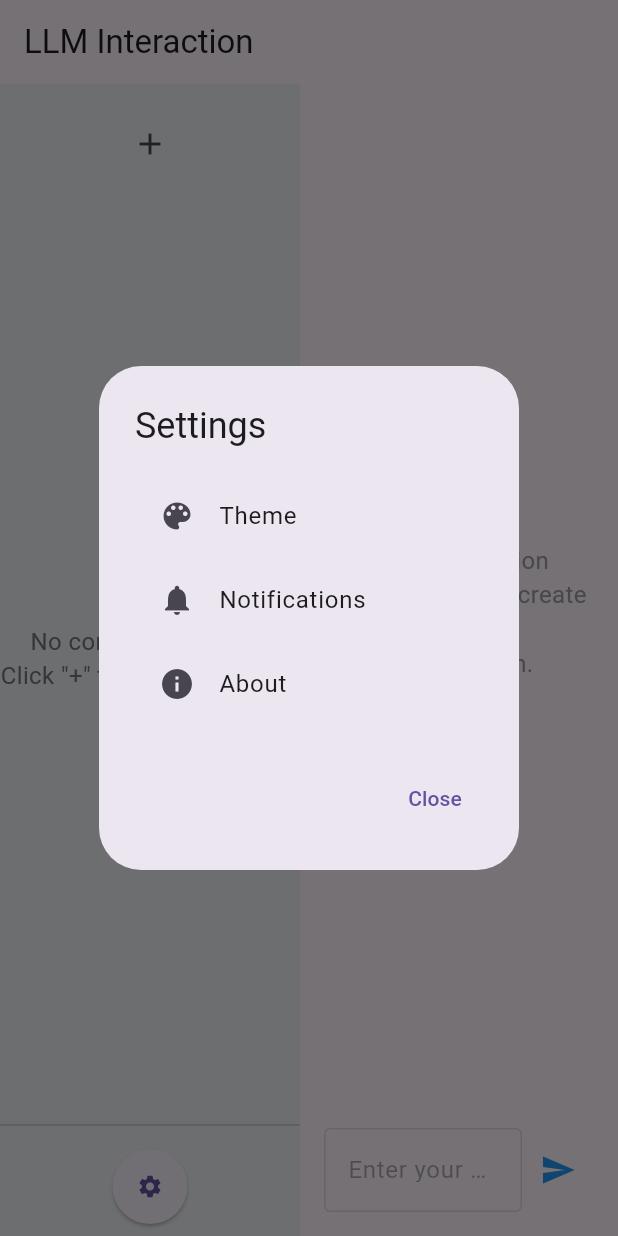
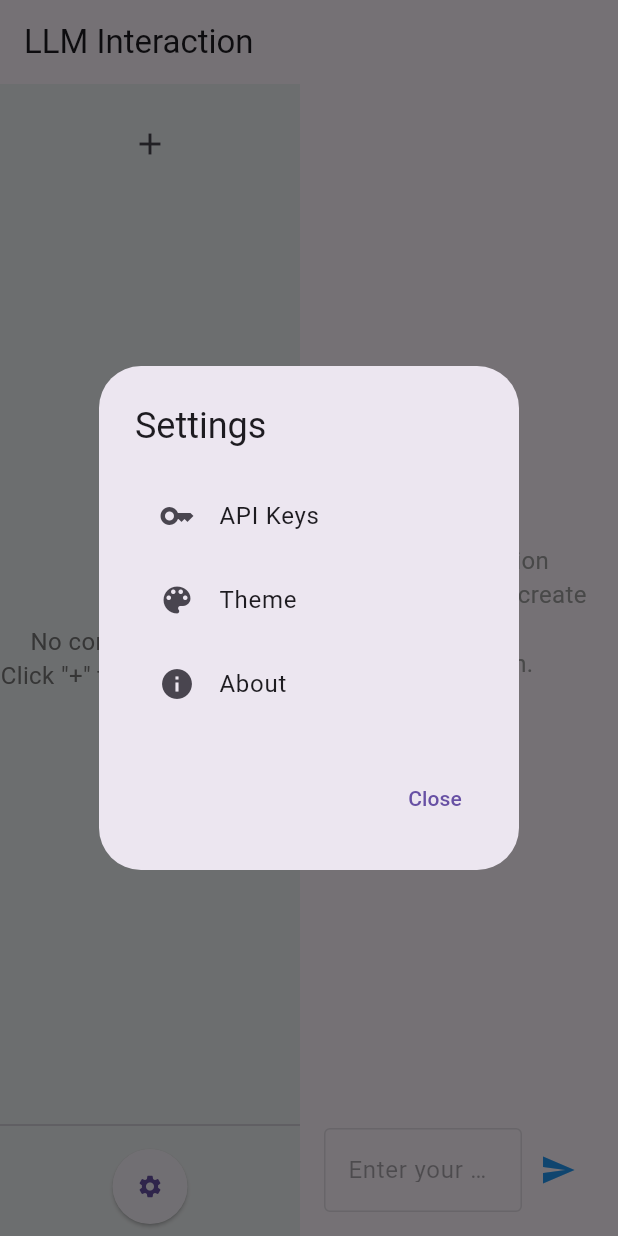
Before and after one commit to thenry42/Promptly, a Flutter app: the screen it shows after launch, after a tap on the "settings" icon, on a phone screen of 412 x 824 dp. Run offline on Flutter 3.47's test engine with Material 3 defaults, Android fonts, the phone set to English and light mode, and no system bars; missing offline and left inert: ollama_dart.

Commit message:
API keys settings

```diff
--- a/promptly_app/lib/screens/conversation_panel.dart
+++ b/promptly_app/lib/screens/conversation_panel.dart
@@ -1,6 +1,7 @@
 import 'package:flutter/material.dart';
 import '../models/conversation.dart';
 import '../widgets/conversation_list_tile.dart';
+import '../widgets/settingsWidget.dart'; // Import the settings dialog
 
 class ConversationPanel extends StatelessWidget {
   final List<Conversation> conversations;
@@ -61,7 +62,7 @@ class ConversationPanel extends StatelessWidget {
             padding: const EdgeInsets.all(8.0),
             child: ElevatedButton(
               onPressed: () {
-                _showSettingsDialog(context);
+                SettingsDialog.show(context); // Call the static method
               },
               style: ElevatedButton.styleFrom(
                 shape: const CircleBorder(),
@@ -74,40 +75,4 @@ class ConversationPanel extends StatelessWidget {
       ),
     );
   }
-
-  void _showSettingsDialog(BuildContext context) {
-    showDialog(
-      context: context,
-      builder: (BuildContext context) {
-        return AlertDialog(
-          title: const Text('Settings'),
-          content: const SingleChildScrollView(
-            child: Column(
-              mainAxisSize: MainAxisSize.min,
-              children: [
-                ListTile(
-                  leading: Icon(Icons.color_lens),
-                  title: Text('Theme'),
-                ),
-                ListTile(
-                  leading: Icon(Icons.notifications),
-                  title: Text('Notifications'),
-                ),
-                ListTile(
-                  leading: Icon(Icons.info),
-                  title: Text('About'),
-                ),
-              ],
-            ),
-          ),
-          actions: [
-            TextButton(
-              onPressed: () => Navigator.of(context).pop(),
-              child: const Text('Close'),
-            ),
-          ],
-        );
-      },
-    );
-  }
 }
--- /dev/null
+++ b/promptly_app/lib/widgets/settingsWidget.dart
@@ -0,0 +1,113 @@
+import 'package:flutter/material.dart';
+
+class SettingsDialog {
+  /// Temporary storage for session-specific API keys.
+  static String openAiKey = '';
+  static String claudeKey = '';
+
+  /// Displays the main settings dialog.
+  static void show(BuildContext context) {
+    showDialog(
+      context: context,
+      builder: (BuildContext context) {
+        return AlertDialog(
+          title: const Text('Settings'),
+          content: SingleChildScrollView(
+            child: Column(
+              mainAxisSize: MainAxisSize.min,
+              children: [
+                ListTile(
+                  leading: const Icon(Icons.key),
+                  title: const Text('API Keys'),
+                  onTap: () {
+                    Navigator.of(context).pop(); // Close the settings dialog
+                    _showApiKeysDialog(context); // Open the API Keys dialog
+                  },
+                ),
+                const ListTile(
+                  leading: Icon(Icons.color_lens),
+                  title: Text('Theme'),
+                ),
+                const ListTile(
+                  leading: Icon(Icons.info),
+                  title: Text('About'),
+                ),
+              ],
+            ),
+          ),
+          actions: [
+            TextButton(
+              onPressed: () => Navigator.of(context).pop(),
+              child: const Text('Close'),
+            ),
+          ],
+        );
+      },
+    );
+  }
+
+  /// Displays the API Key management dialog.
+  static void _showApiKeysDialog(BuildContext context) {
+    String tempOpenAiKey = openAiKey; // Local temporary storage for OpenAI key
+    String tempClaudeKey = claudeKey; // Local temporary storage for Claude key
+
+    showDialog(
+      context: context,
+      builder: (BuildContext context) {
+        return AlertDialog(
+          title: const Text('API Key Setup'),
+          content: Column(
+            mainAxisSize: MainAxisSize.min,
+            children: [
+              const Text(
+                'Enter API keys below. These keys will not persist after the session.',
+                style: TextStyle(fontSize: 14, color: Colors.grey),
+              ),
+              const SizedBox(height: 16),
+              TextField(
+                decoration: const InputDecoration(
+                  labelText: 'OpenAI API Key',
+                  border: OutlineInputBorder(),
+                ),
+                onChanged: (value) {
+                  tempOpenAiKey = value; // Update OpenAI key
+                },
+                controller: TextEditingController(text: openAiKey),
+              ),
+              const SizedBox(height: 16),
+              TextField(
+                decoration: const InputDecoration(
+                  labelText: 'Claude API Key',
+                  border: OutlineInputBorder(),
+                ),
+                onChanged: (value) {
+                  tempClaudeKey = value; // Update Claude key
+                },
+                controller: TextEditingController(text: claudeKey),
+              ),
+            ],
+          ),
+          actions: [
+            TextButton(
+              onPressed: () => Navigator.of(context).pop(), // Close dialog
+              child: const Text('Cancel'),
+            ),
+            TextButton(
+              onPressed: () {
+                // Save keys to session variables
+                openAiKey = tempOpenAiKey;
+                claudeKey = tempClaudeKey;
+
+                debugPrint('OpenAI Key: $openAiKey');
+                debugPrint('Claude Key: $claudeKey');
+
+                Navigator.of(context).pop(); // Close dialog
+              },
+              child: const Text('Save'),
+            ),
+          ],
+        );
+      },
+    );
+  }
+}
```
